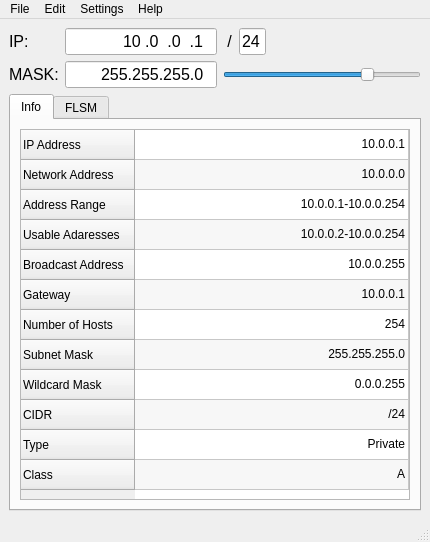
Above: mainwindow.ui from evertonerik/IPKalc before the change. Below: the same form after it.
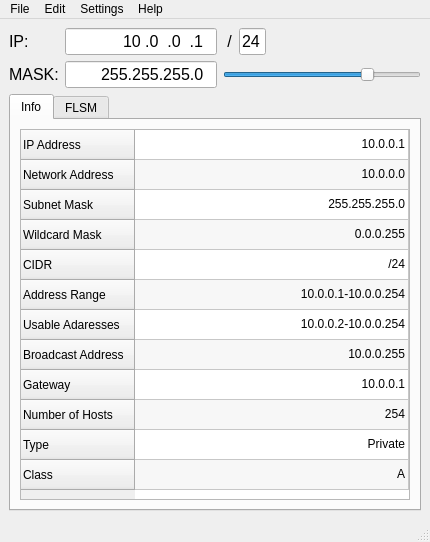
That is the form after the change. The open tabs and pages were chosen to show the change.

Commit message: Add FLSM function

Patch:
```diff
--- a/mainwindow.ui
+++ b/mainwindow.ui
@@ -188,6 +188,21 @@
             <string>Network Address</string>
            </property>
           </row>
+          <row>
+           <property name="text">
+            <string>Subnet Mask</string>
+           </property>
+          </row>
+          <row>
+           <property name="text">
+            <string>Wildcard Mask</string>
+           </property>
+          </row>
+          <row>
+           <property name="text">
+            <string>CIDR</string>
+           </property>
+          </row>
           <row>
            <property name="text">
             <string>Address Range</string>
@@ -213,21 +228,6 @@
             <string>Number of Hosts</string>
            </property>
           </row>
-          <row>
-           <property name="text">
-            <string>Subnet Mask</string>
-           </property>
-          </row>
-          <row>
-           <property name="text">
-            <string>Wildcard Mask</string>
-           </property>
-          </row>
-          <row>
-           <property name="text">
-            <string>CIDR</string>
-           </property>
-          </row>
           <row>
            <property name="text">
             <string>Type</string>
@@ -267,7 +267,7 @@
           </item>
           <item row="2" column="0">
            <property name="text">
-            <string>10.0.0.1-10.0.0.254</string>
+            <string>255.255.255.0</string>
            </property>
            <property name="textAlignment">
             <set>AlignTrailing|AlignVCenter</set>
@@ -278,7 +278,7 @@
           </item>
           <item row="3" column="0">
            <property name="text">
-            <string>10.0.0.2-10.0.0.254</string>
+            <string>0.0.0.255</string>
            </property>
            <property name="textAlignment">
             <set>AlignTrailing|AlignVCenter</set>
@@ -289,7 +289,7 @@
           </item>
           <item row="4" column="0">
            <property name="text">
-            <string>10.0.0.255</string>
+            <string>/24</string>
            </property>
            <property name="textAlignment">
             <set>AlignTrailing|AlignVCenter</set>
@@ -300,7 +300,7 @@
           </item>
           <item row="5" column="0">
            <property name="text">
-            <string>10.0.0.1</string>
+            <string>10.0.0.1-10.0.0.254</string>
            </property>
            <property name="textAlignment">
             <set>AlignTrailing|AlignVCenter</set>
@@ -311,7 +311,7 @@
           </item>
           <item row="6" column="0">
            <property name="text">
-            <string>254</string>
+            <string>10.0.0.2-10.0.0.254</string>
            </property>
            <property name="textAlignment">
             <set>AlignTrailing|AlignVCenter</set>
@@ -322,7 +322,7 @@
           </item>
           <item row="7" column="0">
            <property name="text">
-            <string>255.255.255.0</string>
+            <string>10.0.0.255</string>
            </property>
            <property name="textAlignment">
             <set>AlignTrailing|AlignVCenter</set>
@@ -333,7 +333,7 @@
           </item>
           <item row="8" column="0">
            <property name="text">
-            <string>0.0.0.255</string>
+            <string>10.0.0.1</string>
            </property>
            <property name="textAlignment">
             <set>AlignTrailing|AlignVCenter</set>
@@ -344,7 +344,7 @@
           </item>
           <item row="9" column="0">
            <property name="text">
-            <string>/24</string>
+            <string>254</string>
            </property>
            <property name="textAlignment">
             <set>AlignTrailing|AlignVCenter</set>
```
Left out of the diff: 5 changed lines with no effect on the pictures. The commit also changes 1 other file.
